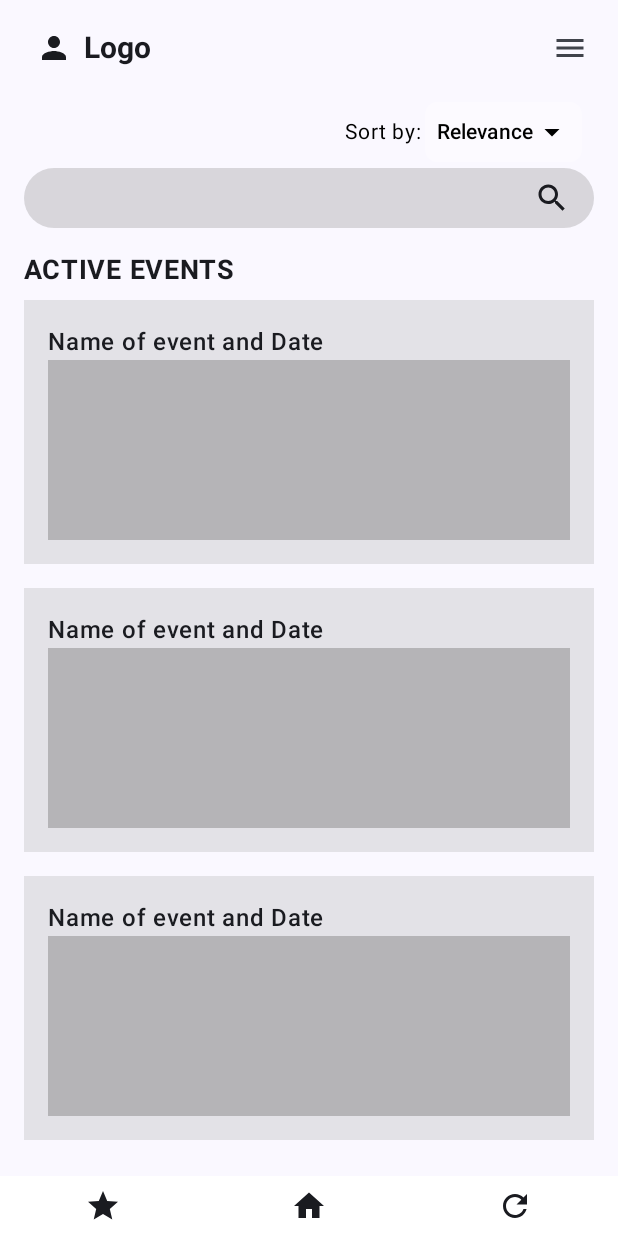
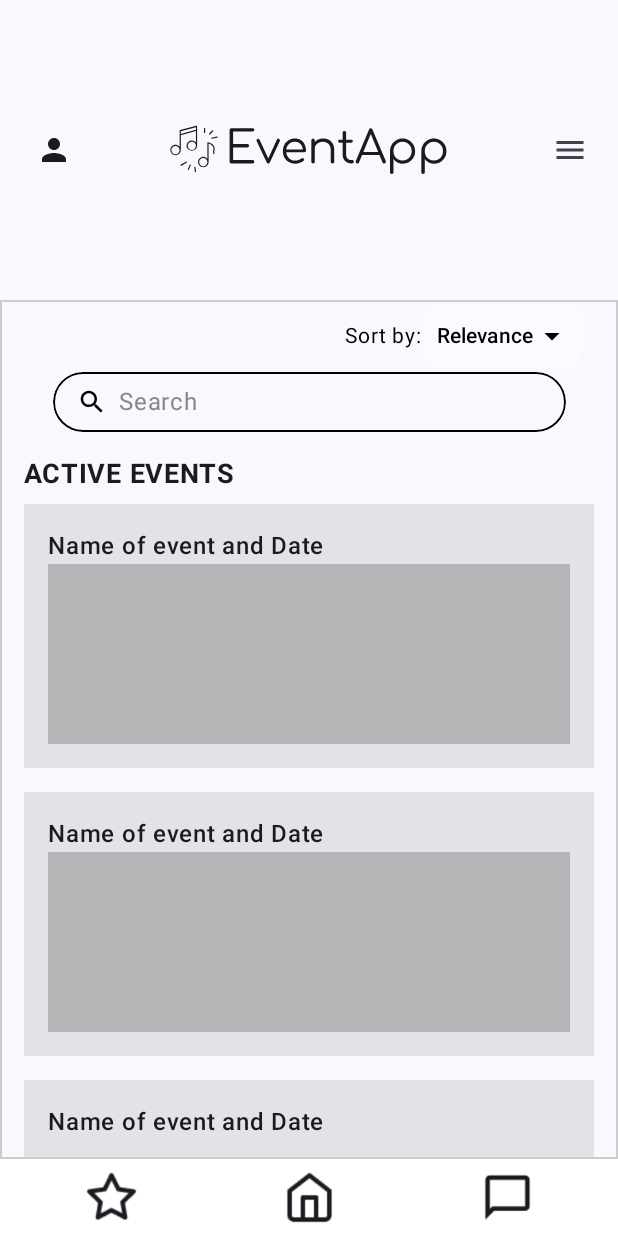
Before and after one commit to karlakulier/event-app-frontend, an Android app built with Jetpack Compose: the HomeScreen screen opened through its navigation route, on a phone screen of 412 x 824 dp. Run offline under Robolectric (Android 15) with nearby library versions, the phone set to English and light mode, and no system bars; libraries missing offline, so code that uses them is left out: com.facebook, com.facebook.appevents, com.facebook.login; 5 statements that could not run were skipped.

Commit message:
#213 Dodane ikone koje odgovaraju skici u figmi, dodan drugačiji search bar i border kako mi dizajn izgledao bolje.

```diff
--- a/EventApp/app/src/main/java/com/example/eventapp/navigation/components/HomeScreen.kt
+++ b/EventApp/app/src/main/java/com/example/eventapp/navigation/components/HomeScreen.kt
@@ -1,6 +1,8 @@
 package com.example.eventapp.navigation.components
 
 import androidx.compose.foundation.background
+import androidx.compose.foundation.border
+import androidx.compose.foundation.clickable
 import androidx.compose.foundation.layout.*
 import androidx.compose.foundation.shape.CircleShape
 import androidx.compose.material.icons.Icons
@@ -20,20 +22,33 @@ import androidx.compose.runtime.setValue
 import androidx.compose.ui.Alignment
 import androidx.compose.ui.Modifier
 import androidx.compose.ui.graphics.Color
+import androidx.compose.ui.res.painterResource
 import androidx.compose.ui.unit.dp
 import androidx.compose.ui.unit.sp
 import androidx.compose.ui.text.font.FontWeight
 import androidx.compose.ui.text.style.TextAlign
 import androidx.navigation.NavController
+import com.example.eventapp.R
 
 @OptIn(ExperimentalMaterial3Api::class)
 @Composable
 fun HomeScreen(navController: NavController) {
+    var searchQuery by remember { mutableStateOf("") }
+
     Scaffold(
         topBar = {
             TopAppBar(
                 title = {
-                    Text("Logo", fontSize = 20.sp, fontWeight = FontWeight.Bold, textAlign = TextAlign.Center)
+                    Box(
+                        modifier = Modifier.fillMaxWidth(),
+                        contentAlignment = Alignment.Center
+                    ) {
+                        Icon(
+                            painter = painterResource(R.drawable.app_logo),
+                            contentDescription = "Logo",
+                            modifier = Modifier.size(200.dp)
+                        )
+                    }
                 },
                 navigationIcon = {
                     IconButton(onClick = {
@@ -60,6 +75,7 @@ fun HomeScreen(navController: NavController) {
             modifier = Modifier
                 .padding(paddingValues)
                 .fillMaxSize()
+                .border(1.dp, Color.LightGray)
                 .padding(horizontal = 16.dp)
         ) {
             //Spacer(modifier = Modifier.height(16.dp))
@@ -79,26 +95,13 @@ fun HomeScreen(navController: NavController) {
                     SortByDropdown()
                 }
             }
-            SearchBarHome()
+            CustomSearchBar(
+                query = searchQuery,
+                onQueryChanged = { searchQuery = it }
+            )
             Spacer(modifier = Modifier.height(16.dp))
             ActiveEventsSection(navController)
         }
-    }
-}
-
-
-
-@Composable
-fun SearchBarHome() {
-    Row(
-        modifier = Modifier
-            .fillMaxWidth()
-            .background(Color.Gray.copy(alpha = 0.3f), shape = CircleShape)
-            .padding(horizontal = 16.dp, vertical = 8.dp),
-        verticalAlignment = Alignment.CenterVertically
-    ) {
-        Spacer(modifier = Modifier.weight(1f))
-        Icon(Icons.Default.Search, contentDescription = "Search Icon")
     }
 }
 
@@ -135,12 +138,31 @@ fun BottomNavigationBar() {
         modifier = Modifier
             .fillMaxWidth()
             .background(Color.White)
-            .padding(vertical = 8.dp),
-        horizontalArrangement = Arrangement.SpaceAround
+            .padding(8.dp),
+        horizontalArrangement = Arrangement.SpaceAround,
+        verticalAlignment = Alignment.CenterVertically
     ) {
-        Icon(Icons.Default.Star, contentDescription = "Favorites")
-        Icon(Icons.Default.Home, contentDescription = "Home")
-        Icon(Icons.Default.Refresh, contentDescription = "History")
+        Icon(
+            painter = painterResource(id = R.drawable.favourites),
+            contentDescription = "Favorites",
+            modifier = Modifier
+                .size(35.dp)
+                .clickable{}
+        )
+        Icon(
+            painter = painterResource(id = R.drawable.home),
+            contentDescription = "Home",
+            modifier = Modifier
+                .size(35.dp)
+                .clickable{}
+        )
+        Icon(
+            painter = painterResource(id = R.drawable.chat_bubble),
+            contentDescription = "History",
+            modifier = Modifier
+                .size(35.dp)
+                .clickable{}
+        )
     }
 }
 
```
Also changed, not shown: EventApp/app/src/main/res/drawable/chat_bubble.png (added), EventApp/app/src/main/res/drawable/favourites.png (added), EventApp/app/src/main/res/drawable/home.png (added).
